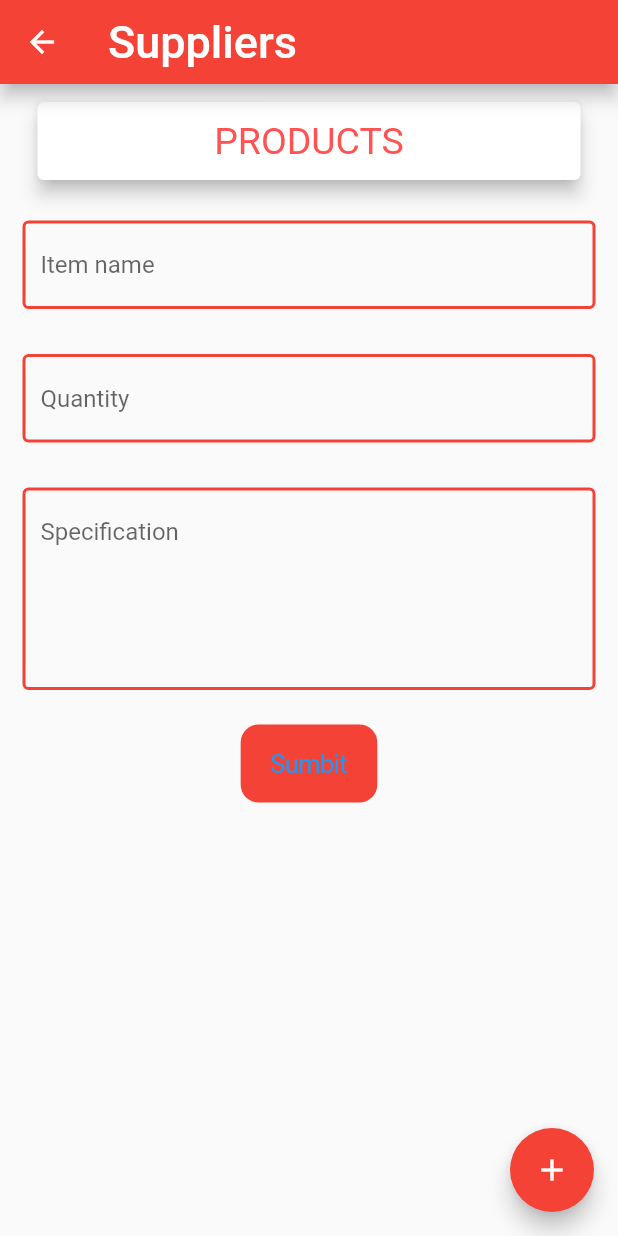
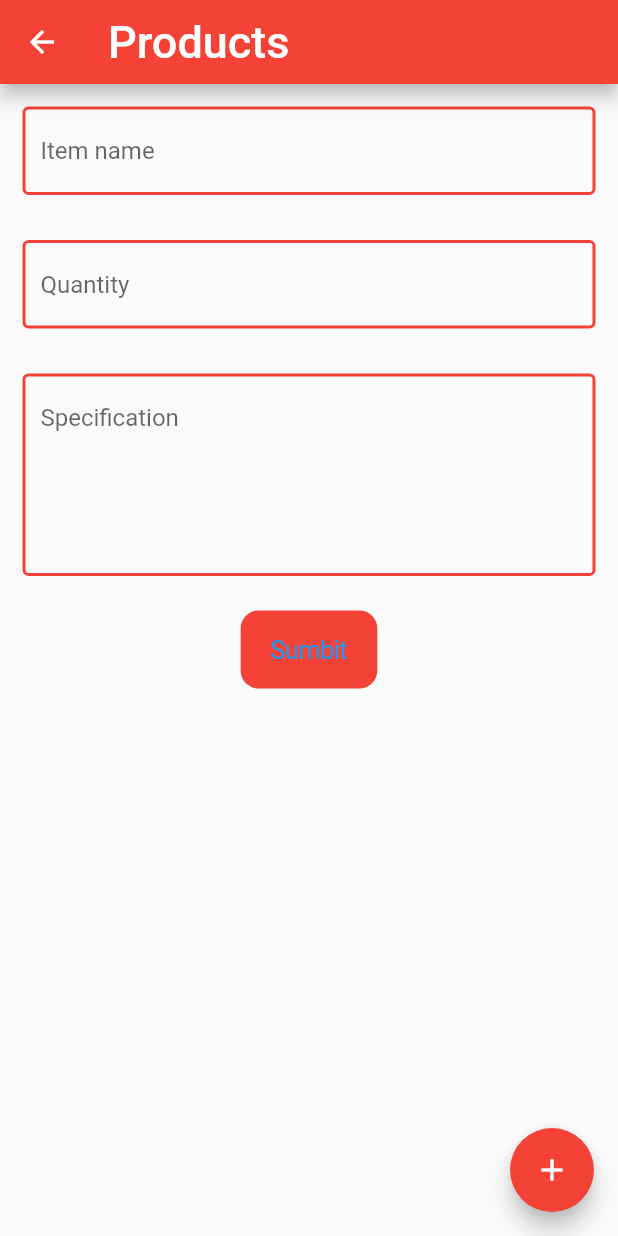
Before and after one commit to knk-naviin/Inventory-Management, a Flutter app: the supplierScreen screen opened directly, on a phone screen of 412 x 824 dp. Run offline on Flutter 3.47's test engine with Material 2 defaults, Android fonts, the phone set to English and light mode, and no system bars; our stand-ins replace animated_splash_screen.

```diff
--- a/inventory_management/lib/Supplier Page.dart
+++ b/inventory_management/lib/Supplier Page.dart
@@ -6,7 +6,8 @@ class supplierScreen extends StatelessWidget {
 
   @override
   Widget build(BuildContext context) {
-    return GestureDetector(
+    return SafeArea(
+      child: GestureDetector(
         onTap: () => FocusScope.of(context).unfocus(),
         child: Scaffold(
           appBar: AppBar(
@@ -16,7 +17,7 @@ class supplierScreen extends StatelessWidget {
             backgroundColor: Colors.red,
 
             title: Text(
-            "Suppliers",
+              "Products",
               style: TextStyle(fontSize: 30),
             ),
           ),
@@ -31,23 +32,23 @@ class supplierScreen extends StatelessWidget {
                 //   ),
                 // ),
 
-              Padding(
-                padding: const EdgeInsets.all(8.0),
-                child: Container(
-                    width: 370,
-                    height: 60,
-                    child: Card(
-                      color: Colors.white,
-                      elevation: 5,
-                      child:Center(
-                        child: Text(
-                          "PRODUCTS",
-                          style: TextStyle(fontSize: 25, color: Colors.redAccent),
-                        ),
-                      ) ,
-                    ),
-                ),
-              ),
+                // Padding(
+                //   padding: const EdgeInsets.all(8.0),
+                //   child: Container(
+                //       width: 370,
+                //       height: 60,
+                //       child: Card(
+                //         color: Colors.white,
+                //         elevation: 5,
+                //         child:Center(
+                //           child: Text(
+                //             "PRODUCTS",
+                //             style: TextStyle(fontSize: 25, color: Colors.redAccent),
+                //           ),
+                //         ) ,
+                //       ),
+                //   ),
+                // ),
                Container(
                  padding: EdgeInsets.all(15),
                  child: Container(
@@ -124,6 +125,7 @@ class supplierScreen extends StatelessWidget {
             child: Icon(Icons.add),
           ),
         ),
+      ),
     );
   }
 }
--- a/inventory_management/lib/UserAuth.dart
+++ b/inventory_management/lib/UserAuth.dart
@@ -92,8 +92,7 @@ class UserAuth extends StatelessWidget {
                             (formkey.currentState!.save());
                             print("Information saved successfully");
                             Navigator.of(context)
-                                .pushReplacementNamed(
-                                "/purchase");
+                                .pushReplacementNamed("/dashboard");
                           }
                         }),
                   )
```
Also changed, not shown: inventory_management/lib/Dashboard.dart (+37 -11 lines), inventory_management/lib/SettingsScreen.dart (added, +68 -0 lines), inventory_management/lib/main.dart (+4 -3 lines), inventory_management/lib/purchase.dart (+3 -15 lines). Lines whose indentation alone changed are shown as unchanged.
